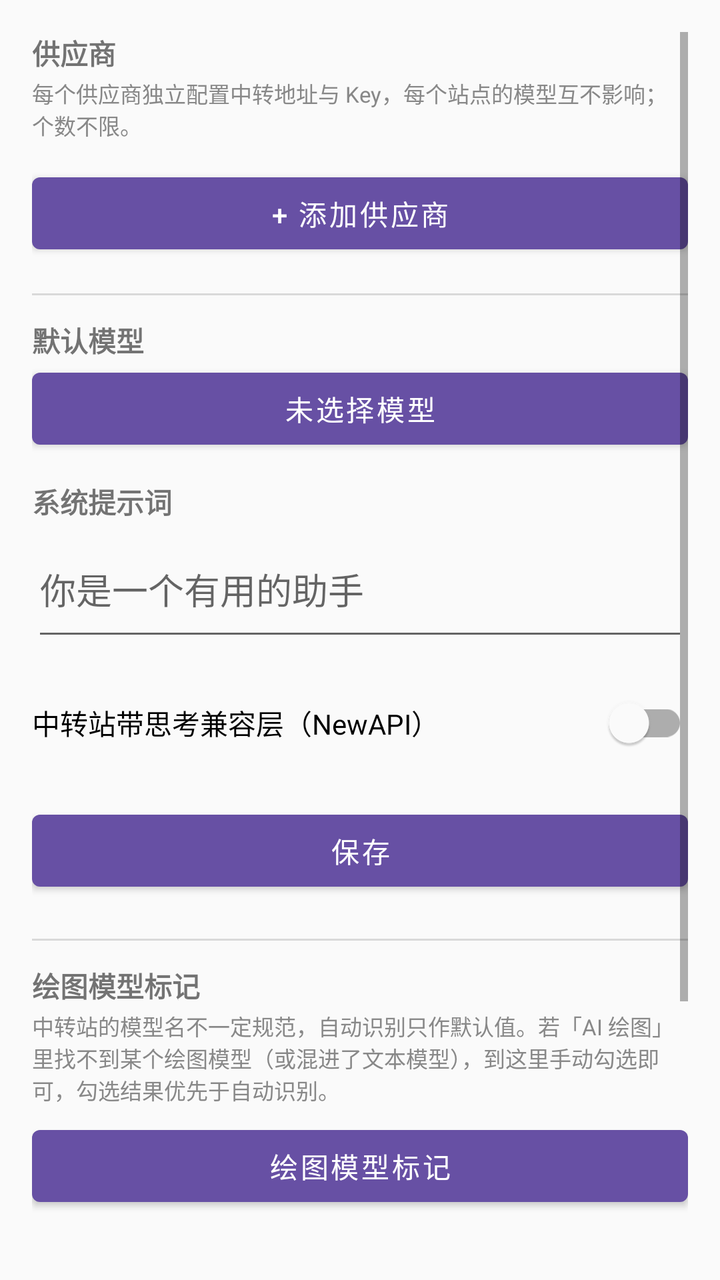
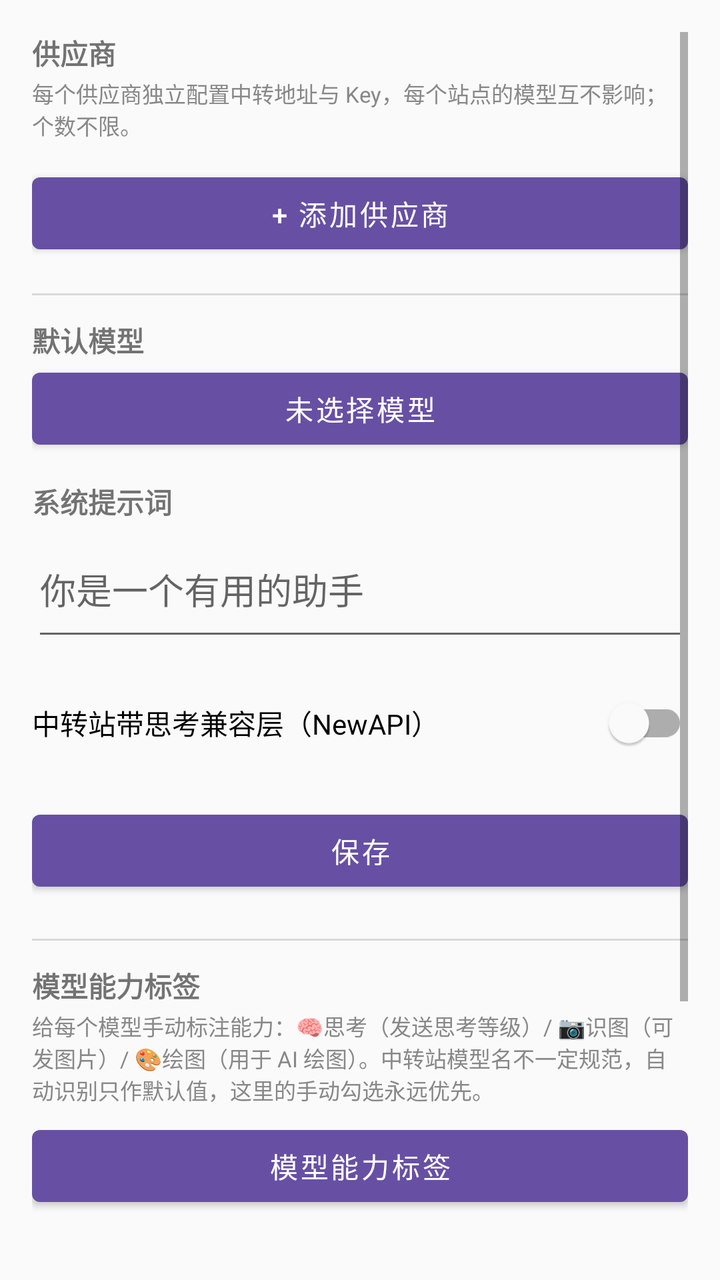

An Android layout rendered at two revisions. The XML below is the earlier revision; the diff shows what the commit changed to produce the second picture.
<!-- AndroidManifest.xml: application theme Theme.numAi5 -->
<!-- res/layout/activity_settings.xml -->
<?xml version="1.0" encoding="utf-8"?>
<ScrollView xmlns:android="http://schemas.android.com/apk/res/android"
    android:layout_width="match_parent"
    android:layout_height="match_parent"
    android:padding="16dp">

    <LinearLayout
        android:layout_width="match_parent"
        android:layout_height="wrap_content"
        android:orientation="vertical">

        <TextView
            android:layout_width="wrap_content"
            android:layout_height="wrap_content"
            android:text="@string/provider_list"
            android:textStyle="bold" />

        <TextView
            android:layout_width="match_parent"
            android:layout_height="wrap_content"
            android:layout_marginTop="2dp"
            android:text="@string/provider_hint"
            android:textColor="@color/text_meta"
            android:textSize="11sp" />

        <LinearLayout
            android:id="@+id/providerList"
            android:layout_width="match_parent"
            android:layout_height="wrap_content"
            android:layout_marginTop="6dp"
            android:orientation="vertical" />

        <Button
            android:id="@+id/btnAddProvider"
            android:layout_width="match_parent"
            android:layout_height="wrap_content"
            android:layout_marginTop="6dp"
            android:text="@string/add_provider" />

        <View
            android:layout_width="match_parent"
            android:layout_height="1dp"
            android:layout_marginTop="16dp"
            android:background="#22000000" />

        <TextView
            android:layout_width="wrap_content"
            android:layout_height="wrap_content"
            android:layout_marginTop="12dp"
            android:text="@string/default_model"
            android:textStyle="bold" />

        <Button
            android:id="@+id/btnDefaultModel"
            android:layout_width="match_parent"
            android:layout_height="wrap_content"
            android:text="@string/model_not_selected" />

        <TextView
            android:layout_width="wrap_content"
            android:layout_height="wrap_content"
            android:layout_marginTop="12dp"
            android:text="@string/system_prompt"
            android:textStyle="bold" />

        <EditText
            android:id="@+id/editSystemPrompt"
            android:layout_width="match_parent"
            android:layout_height="wrap_content"
            android:hint="@string/system_prompt_hint"
            android:inputType="textMultiLine"
            android:minLines="2" />

        <com.google.android.material.switchmaterial.SwitchMaterial
            android:id="@+id/switchNewapi"
            android:layout_width="match_parent"
            android:layout_height="wrap_content"
            android:layout_marginTop="12dp"
            android:text="@string/newapi_dialect" />

        <Button
            android:id="@+id/btnSave"
            android:layout_width="match_parent"
            android:layout_height="wrap_content"
            android:layout_marginTop="16dp"
            android:text="@string/save" />

        <View
            android:layout_width="match_parent"
            android:layout_height="1dp"
            android:layout_marginTop="20dp"
            android:background="#22000000" />

        <TextView
            android:layout_width="wrap_content"
            android:layout_height="wrap_content"
            android:layout_marginTop="12dp"
            android:text="@string/imagegen_tag_section"
            android:textStyle="bold" />

        <TextView
            android:layout_width="match_parent"
            android:layout_height="wrap_content"
            android:layout_marginTop="2dp"
            android:text="@string/imagegen_tag_hint"
            android:textColor="@color/text_meta"
            android:textSize="11sp" />

        <Button
            android:id="@+id/btnImageGenTag"
            android:layout_width="match_parent"
            android:layout_height="wrap_content"
            android:layout_marginTop="6dp"
            android:text="@string/imagegen_tag_button" />

        <View
            android:layout_width="match_parent"
            android:layout_height="1dp"
            android:layout_marginTop="20dp"
            android:background="#22000000" />

        <TextView
            android:layout_width="wrap_content"
            android:layout_height="wrap_content"
            android:layout_marginTop="12dp"
            android:text="@string/backup_section"
            android:textStyle="bold" />

        <TextView
            android:layout_width="match_parent"
            android:layout_height="wrap_content"
            android:layout_marginTop="2dp"
            android:text="@string/backup_hint"
            android:textColor="@color/text_meta"
            android:textSize="11sp" />

        <Button
            android:id="@+id/btnExportBackup"
            android:layout_width="match_parent"
            android:layout_height="wrap_content"
            android:layout_marginTop="6dp"
            android:text="@string/export_backup" />

        <Button
            android:id="@+id/btnImportBackup"
            android:layout_width="match_parent"
            android:layout_height="wrap_content"
            android:layout_marginTop="6dp"
            android:text="@string/import_backup" />
    </LinearLayout>
</ScrollView>
<!-- resources referenced by this layout -->
<resources>
  <color name="text_meta">#FF888888</color>
  <string name="add_provider">+ 添加供应商</string>
  <string name="backup_hint">导出全部聊天记录与供应商信息（含地址与 Key）为单个 JSON 文件，换机或重装后导入即可恢复。</string>
  <string name="backup_section">备份与恢复</string>
  <string name="default_model">默认模型</string>
  <string name="export_backup">导出备份</string>
  <string name="imagegen_tag_button">绘图模型标记</string>
  <string name="imagegen_tag_hint">中转站的模型名不一定规范，自动识别只作默认值。若「AI 绘图」里找不到某个绘图模型（或混进了文本模型），到这里手动勾选即可，勾选结果优先于自动识别。</string>
  <string name="imagegen_tag_section">绘图模型标记</string>
  <string name="import_backup">导入备份</string>
  <string name="model_not_selected">未选择模型</string>
  <string name="newapi_dialect">中转站带思考兼容层（NewAPI）</string>
  <string name="provider_hint">每个供应商独立配置中转地址与 Key，每个站点的模型互不影响；个数不限。</string>
  <string name="provider_list">供应商</string>
  <string name="save">保存</string>
  <string name="system_prompt">系统提示词</string>
  <string name="system_prompt_hint">你是一个有用的助手</string>
  <style name="Theme.numAi5" parent="Theme.MaterialComponents.Light.DarkActionBar">
          <item name="colorPrimary">@color/primary</item>
          <item name="colorPrimaryDark">@color/primary_dark</item>
          <item name="colorAccent">@color/accent</item>
          <item name="android:windowBackground">@color/bg_chat</item>
      </style>
  <color name="primary">#FF6750A4</color>
  <color name="primary_dark">#FF4F3C7C</color>
  <color name="accent">#FF03DAC6</color>
  <color name="bg_chat">#FFFAFAFA</color>
</resources>

<!-- the commit's change to res/layout/activity_settings.xml (unified diff, before → after) -->
@@ -95,14 +95,14 @@
             android:layout_width="wrap_content"
             android:layout_height="wrap_content"
             android:layout_marginTop="12dp"
-            android:text="@string/imagegen_tag_section"
+            android:text="@string/model_tag_section"
             android:textStyle="bold" />
 
         <TextView
             android:layout_width="match_parent"
             android:layout_height="wrap_content"
             android:layout_marginTop="2dp"
-            android:text="@string/imagegen_tag_hint"
+            android:text="@string/model_tag_hint"
             android:textColor="@color/text_meta"
             android:textSize="11sp" />
 
@@ -111,7 +111,7 @@
             android:layout_width="match_parent"
             android:layout_height="wrap_content"
             android:layout_marginTop="6dp"
-            android:text="@string/imagegen_tag_button" />
+            android:text="@string/model_tag_title" />
 
         <View
             android:layout_width="match_parent"
<!-- resource entries referenced after the edit -->
@@ -6,11 +6,11 @@
   <string name="backup_section">备份与恢复</string>
   <string name="default_model">默认模型</string>
   <string name="export_backup">导出备份</string>
-  <string name="imagegen_tag_button">绘图模型标记</string>
-  <string name="imagegen_tag_hint">中转站的模型名不一定规范，自动识别只作默认值。若「AI 绘图」里找不到某个绘图模型（或混进了文本模型），到这里手动勾选即可，勾选结果优先于自动识别。</string>
-  <string name="imagegen_tag_section">绘图模型标记</string>
   <string name="import_backup">导入备份</string>
   <string name="model_not_selected">未选择模型</string>
+  <string name="model_tag_hint">给每个模型手动标注能力：🧠思考（发送思考等级）/ 📷识图（可发图片）/ 🎨绘图（用于 AI 绘图）。中转站模型名不一定规范，自动识别只作默认值，这里的手动勾选永远优先。</string>
+  <string name="model_tag_section">模型能力标签</string>
+  <string name="model_tag_title">模型能力标签</string>
   <string name="newapi_dialect">中转站带思考兼容层（NewAPI）</string>
   <string name="provider_hint">每个供应商独立配置中转地址与 Key，每个站点的模型互不影响；个数不限。</string>
   <string name="provider_list">供应商</string>
